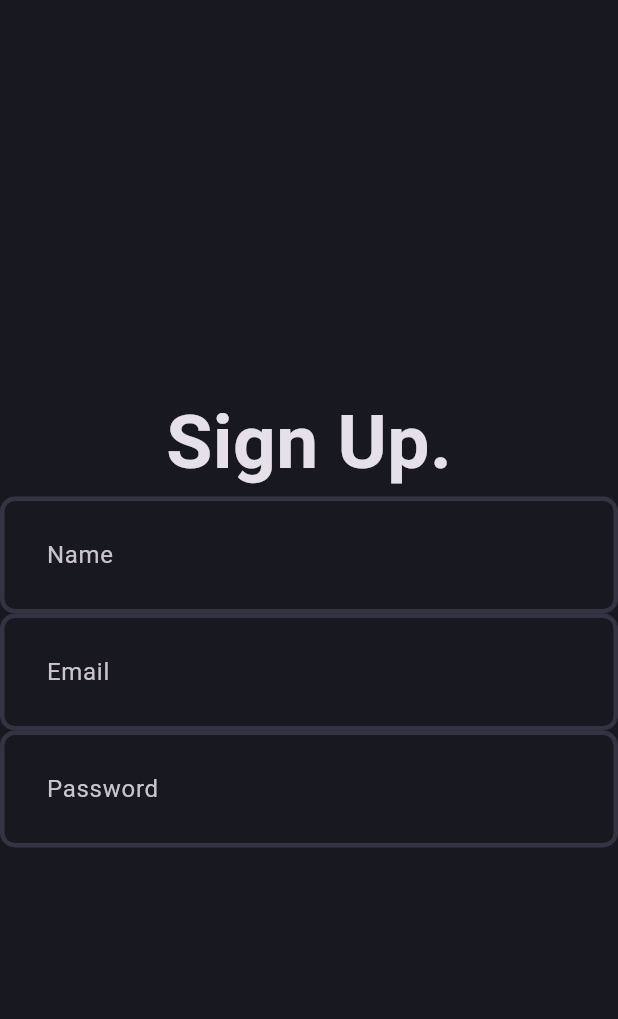
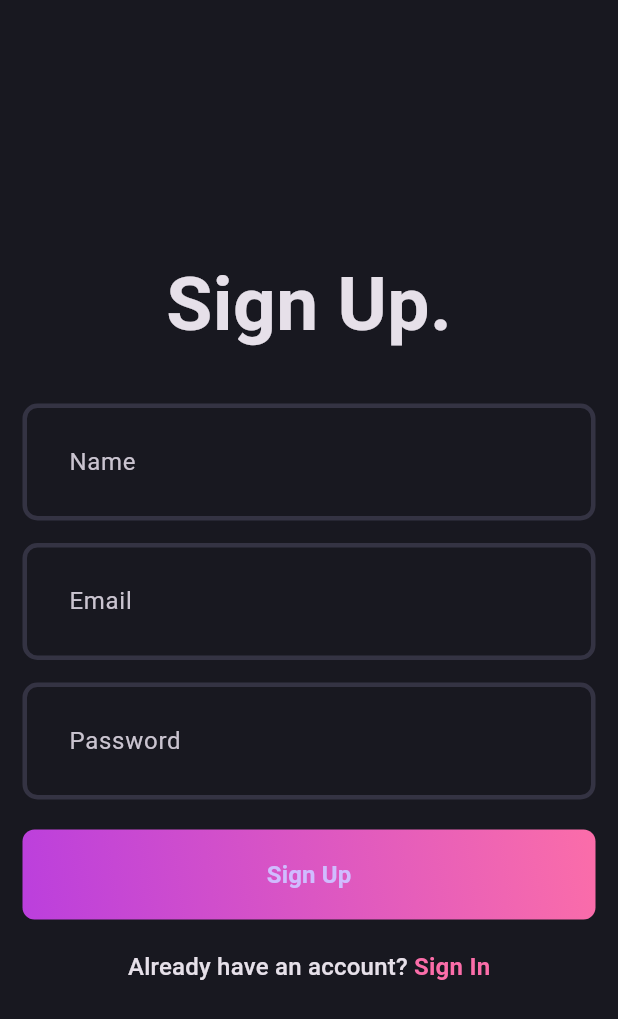
Before and after one commit to tanmayymaheshwari/chronicles-a-blog-app, a Flutter app: the screen it shows after launch, on a phone screen of 412 x 824 dp. Shown: the top 1019 px of the screen. Run offline on Flutter 3.47's test engine with Material 3 defaults, Android fonts, the phone set to English and light mode, and no system bars.

Commit message:
SignUpPageUICompleted

```diff
--- a/lib/core/theme/theme.dart
+++ b/lib/core/theme/theme.dart
@@ -13,7 +13,7 @@ class AppTheme {
     scaffoldBackgroundColor: AppPallete.backgroundColor,
     inputDecorationTheme: InputDecorationTheme(
       enabledBorder: _border(),
-      focusedBorder: _border(AppPallete.gradient1),
+      focusedBorder: _border(AppPallete.gradient2),
       contentPadding: EdgeInsets.all(27),
     ),
   );
--- a/lib/features/auth/presentation/pages/signup_page.dart
+++ b/lib/features/auth/presentation/pages/signup_page.dart
@@ -1,4 +1,6 @@
+import 'package:chronicles/core/theme/app_pallete.dart';
 import 'package:chronicles/features/auth/presentation/widgets/auth_field.dart';
+import 'package:chronicles/features/auth/presentation/widgets/auth_gradient_button.dart';
 import 'package:flutter/material.dart';
 
 class SignUpPage extends StatefulWidget {
@@ -12,20 +14,44 @@ class _SignUpPageState extends State<SignUpPage> {
   @override
   Widget build(BuildContext context) {
     return Scaffold(
-      body: Column(
+      body: Padding(
+        padding: const EdgeInsets.all(15.0),
+        child: Column(
           mainAxisAlignment: MainAxisAlignment.center,
           children: [
-          Text(
+            const Text(
               "Sign Up.",
               style: TextStyle(
                 fontSize: 50,
                 fontWeight: FontWeight.bold,
               ),
             ),
-          AuthField(hintText: 'Name',),
-          AuthField(hintText: 'Email',),
-          AuthField(hintText: 'Password',),
+            const SizedBox(height: 30),
+            const AuthField(hintText: 'Name'),
+            const SizedBox(height: 15),
+            const AuthField(hintText: 'Email'),
+            const SizedBox(height: 15),
+            const AuthField(hintText: 'Password'),
+            const SizedBox(height: 20),
+            const AuthGradientButton(),
+            const SizedBox(height: 20),
+            RichText(
+              text: TextSpan(
+                text: "Already have an account? ",
+                style: Theme.of(context).textTheme.titleMedium,
+                children: [
+                  TextSpan(
+                    text: "Sign In",
+                    style: Theme.of(context).textTheme.titleMedium?.copyWith(
+                          color: AppPallete.gradient2,
+                          fontWeight: FontWeight.bold,
+                        ),
+                  ),
                 ],
+              ),
+            ),
+          ],
+        ),
       ),
     );
   }
--- /dev/null
+++ b/lib/features/auth/presentation/widgets/auth_gradient_button.dart
@@ -0,0 +1,38 @@
+import 'package:chronicles/core/theme/app_pallete.dart';
+import 'package:flutter/material.dart';
+
+class AuthGradientButton extends StatelessWidget {
+  const AuthGradientButton({super.key});
+
+  @override
+  Widget build(BuildContext context) {
+    return Container(
+      decoration: BoxDecoration(
+        gradient: const LinearGradient(
+          colors: [
+            AppPallete.gradient1,
+            AppPallete.gradient2,
+          ],
+          begin: Alignment.bottomLeft,
+          end: Alignment.topRight,
+        ),
+        borderRadius: BorderRadius.circular(8),
+      ),
+      child: ElevatedButton(
+        onPressed: () {},
+        style: ElevatedButton.styleFrom(
+          fixedSize: const Size(400, 60),
+          backgroundColor: AppPallete.transparentColor,
+          shadowColor: AppPallete.transparentColor,
+        ),
+        child: const Text(
+          "Sign Up",
+          style: TextStyle(
+            fontSize: 16,
+            fontWeight: FontWeight.w600,
+          ),
+        ),
+      ),
+    );
+  }
+}
```
Lines whose indentation alone changed are shown as unchanged.
